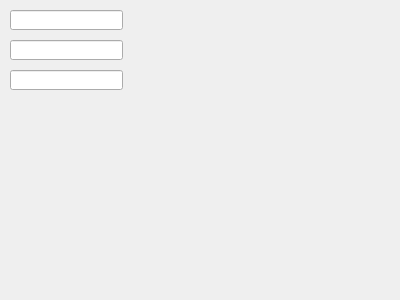
Old version of the form other/lineeditnext/widget.ui in the repository feiyangqingyun/QWidgetDemo.
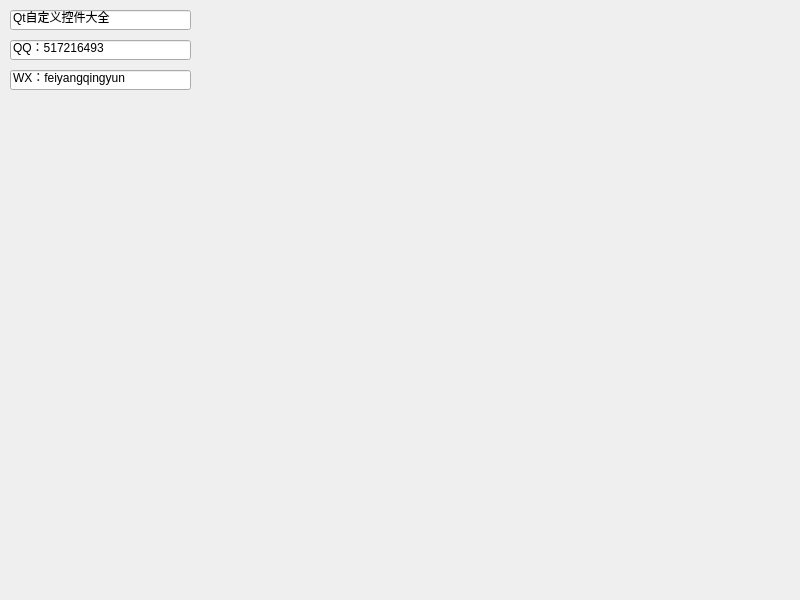
New version of the form.

```diff
--- a/other/lineeditnext/widget.ui
+++ b/other/lineeditnext/widget.ui
@@ -6,8 +6,8 @@
    <rect>
     <x>0</x>
     <y>0</y>
-    <width>400</width>
-    <height>300</height>
+    <width>800</width>
+    <height>600</height>
    </rect>
   </property>
   <widget class="QLineEdit" name="lineEdit1">
@@ -15,30 +15,39 @@
     <rect>
      <x>10</x>
      <y>10</y>
-     <width>113</width>
+     <width>181</width>
      <height>20</height>
     </rect>
    </property>
+   <property name="text">
+    <string>Qt自定义控件大全</string>
+   </property>
   </widget>
   <widget class="QLineEdit" name="lineEdit2">
    <property name="geometry">
     <rect>
      <x>10</x>
      <y>40</y>
-     <width>113</width>
+     <width>181</width>
      <height>20</height>
     </rect>
    </property>
+   <property name="text">
+    <string>QQ：517216493</string>
+   </property>
   </widget>
   <widget class="QLineEdit" name="lineEdit3">
    <property name="geometry">
     <rect>
      <x>10</x>
      <y>70</y>
-     <width>113</width>
+     <width>181</width>
      <height>20</height>
     </rect>
    </property>
+   <property name="text">
+    <string>WX：feiyangqingyun</string>
+   </property>
   </widget>
  </widget>
  <layoutdefault spacing="6" margin="11"/>
```
